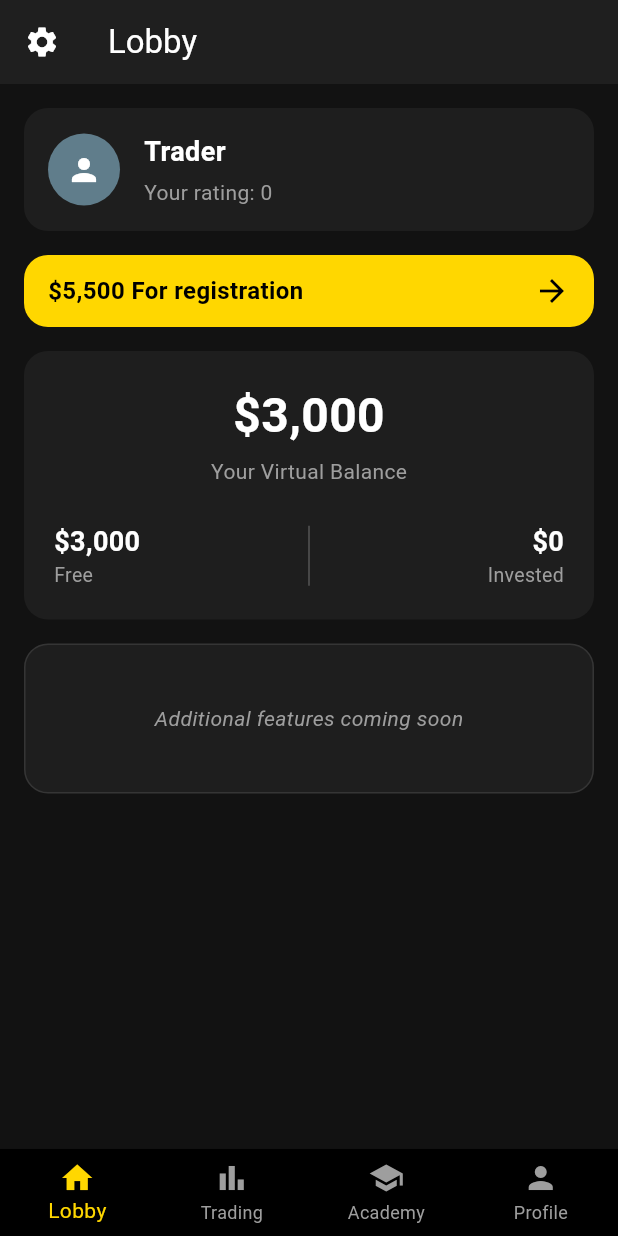
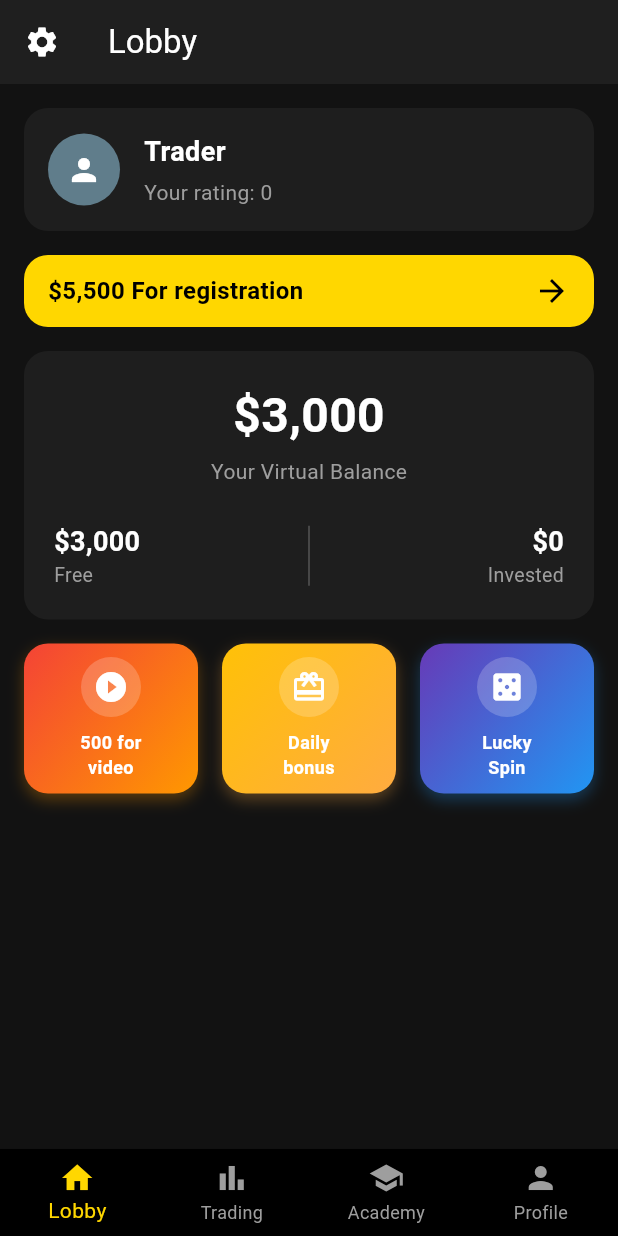
Before and after one commit to alexeyosychencko/crypto_sim-app, a Flutter app: the screen it shows after launch, on a phone screen of 412 x 824 dp. Run offline on Flutter 3.47's test engine with Material 3 defaults, Android fonts, the phone set to English and light mode, and no system bars; our stand-ins replace dio, fl_chart, flutter_riverpod, hive, hive_flutter; accounts and stored records are empty.

Commit message:
add new features btns

```diff
--- a/lib/features/lobby/screens/lobby_screen.dart
+++ b/lib/features/lobby/screens/lobby_screen.dart
@@ -1,6 +1,9 @@
 import 'package:flutter/material.dart';
 import 'package:flutter_riverpod/flutter_riverpod.dart';
 import '../../wallet/providers/wallet_provider.dart';
+import '../widgets/feature_button.dart';
+import '../../bonus/screens/daily_bonus_screen.dart';
+import '../../bonus/screens/lucky_spin_screen.dart';
 
 class LobbyScreen extends ConsumerWidget {
   const LobbyScreen({super.key});
@@ -40,8 +43,8 @@ class LobbyScreen extends ConsumerWidget {
           _buildBalanceSection(wallet.balance, wallet.invested, totalBalance),
           const SizedBox(height: 16),
 
-          // 4. Extra Features Placeholder
-          _buildExtraFeaturesPlaceholder(),
+          // 4. Feature Buttons
+          _buildFeatureButtons(context),
         ],
       ),
     );
@@ -184,20 +187,57 @@ class LobbyScreen extends ConsumerWidget {
     );
   }
 
-  Widget _buildExtraFeaturesPlaceholder() {
-    return Container(
-      height: 100,
-      width: double.infinity,
-      alignment: Alignment.center,
-      decoration: BoxDecoration(
-        color: const Color(0xFF1E1E1E),
-        borderRadius: BorderRadius.circular(16),
-        border: Border.all(color: Colors.white10),
-      ),
-      child: const Text(
-        'Additional features coming soon',
-        style: TextStyle(color: Colors.grey, fontStyle: FontStyle.italic),
-      ),
+  Widget _buildFeatureButtons(BuildContext context) {
+    return Row(
+      mainAxisAlignment: MainAxisAlignment.center,
+      children: [
+        Expanded(
+          child: FeatureButton(
+            label: '500 for\nvideo',
+            icon: Icons.play_circle_fill,
+            gradientColors: const [Colors.red, Colors.orange],
+            onTap: () {
+              ScaffoldMessenger.of(context).showSnackBar(
+                const SnackBar(
+                  content: Text('Coming soon - Watch ad to earn \$500'),
+                ),
+              );
+            },
+          ),
+        ),
+        const SizedBox(width: 16),
+        Expanded(
+          child: FeatureButton(
+            label: 'Daily\nbonus',
+            icon: Icons.card_giftcard,
+            gradientColors: const [Colors.amber, Colors.orangeAccent],
+            onTap: () {
+              Navigator.push(
+                context,
+                MaterialPageRoute(
+                  builder: (context) => const DailyBonusScreen(),
+                ),
+              );
+            },
+          ),
+        ),
+        const SizedBox(width: 16),
+        Expanded(
+          child: FeatureButton(
+            label: 'Lucky\nSpin',
+            icon: Icons.casino,
+            gradientColors: const [Colors.deepPurple, Colors.blue],
+            onTap: () {
+              Navigator.push(
+                context,
+                MaterialPageRoute(
+                  builder: (context) => const LuckySpinScreen(),
+                ),
+              );
+            },
+          ),
+        ),
+      ],
     );
   }
 }
--- /dev/null
+++ b/lib/features/lobby/widgets/feature_button.dart
@@ -0,0 +1,66 @@
+import 'package:flutter/material.dart';
+
+class FeatureButton extends StatelessWidget {
+  final String label;
+  final IconData icon;
+  final List<Color> gradientColors;
+  final VoidCallback onTap;
+
+  const FeatureButton({
+    super.key,
+    required this.label,
+    required this.icon,
+    required this.gradientColors,
+    required this.onTap,
+  });
+
+  @override
+  Widget build(BuildContext context) {
+    return GestureDetector(
+      onTap: onTap,
+      child: Container(
+        height: 100,
+        decoration: BoxDecoration(
+          gradient: LinearGradient(
+            colors: gradientColors,
+            begin: Alignment.topLeft,
+            end: Alignment.bottomRight,
+          ),
+          borderRadius: BorderRadius.circular(16),
+          boxShadow: [
+            BoxShadow(
+              color: gradientColors.last.withOpacity(0.3),
+              blurRadius: 8,
+              offset: const Offset(0, 4),
+            ),
+          ],
+        ),
+        child: Column(
+          mainAxisAlignment: MainAxisAlignment.center,
+          children: [
+            Container(
+              padding: const EdgeInsets.all(8),
+              decoration: BoxDecoration(
+                color: Colors.white.withOpacity(0.2),
+                shape: BoxShape.circle,
+              ),
+              child: Icon(icon, color: Colors.white, size: 24),
+            ),
+            const SizedBox(height: 8),
+            Text(
+              label,
+              textAlign: TextAlign.center,
+              style: const TextStyle(
+                color: Colors.white,
+                fontSize: 12,
+                fontWeight: FontWeight.bold,
+              ),
+              maxLines: 2,
+              overflow: TextOverflow.ellipsis,
+            ),
+          ],
+        ),
+      ),
+    );
+  }
+}
--- a/pubspec.yaml
+++ b/pubspec.yaml
@@ -2,7 +2,7 @@ name: crypto_sim
 description: "A new Flutter project."
 # The following line prevents the package from being accidentally published to
 # pub.dev using `flutter pub publish`. This is preferred for private packages.
-publish_to: 'none' # Remove this line if you wish to publish to pub.dev
+publish_to: "none" # Remove this line if you wish to publish to pub.dev
 
 # The following defines the version and build number for your application.
 # A version number is three numbers separated by dots, like 1.2.43
@@ -60,11 +60,12 @@ dev_dependencies:
 
 # The following section is specific to Flutter packages.
 flutter:
-
   # The following line ensures that the Material Icons font is
   # included with your application, so that you can use the icons in
   # the material Icons class.
   uses-material-design: true
+  assets:
+    - assets/images/
 
   # To add assets to your application, add an assets section, like this:
   # assets:
```
Also changed, not shown: lib/features/bonus/screens/daily_bonus_screen.dart (added, +21 -0 lines), lib/features/bonus/screens/lucky_spin_screen.dart (added, +21 -0 lines), 1 other file.
